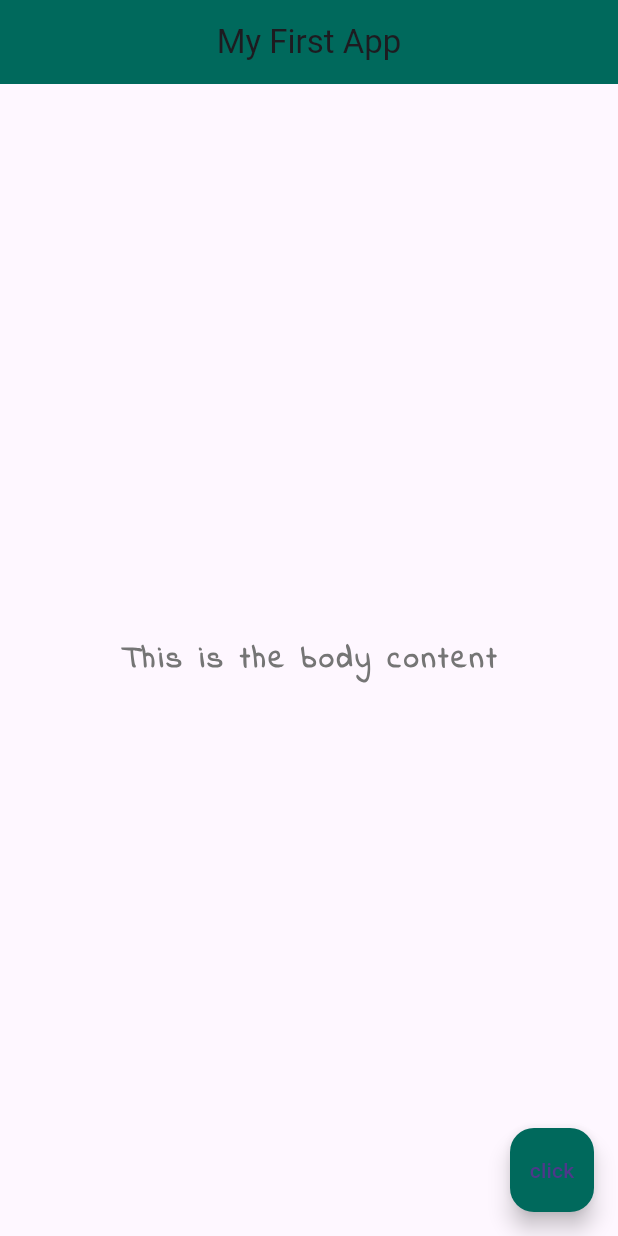
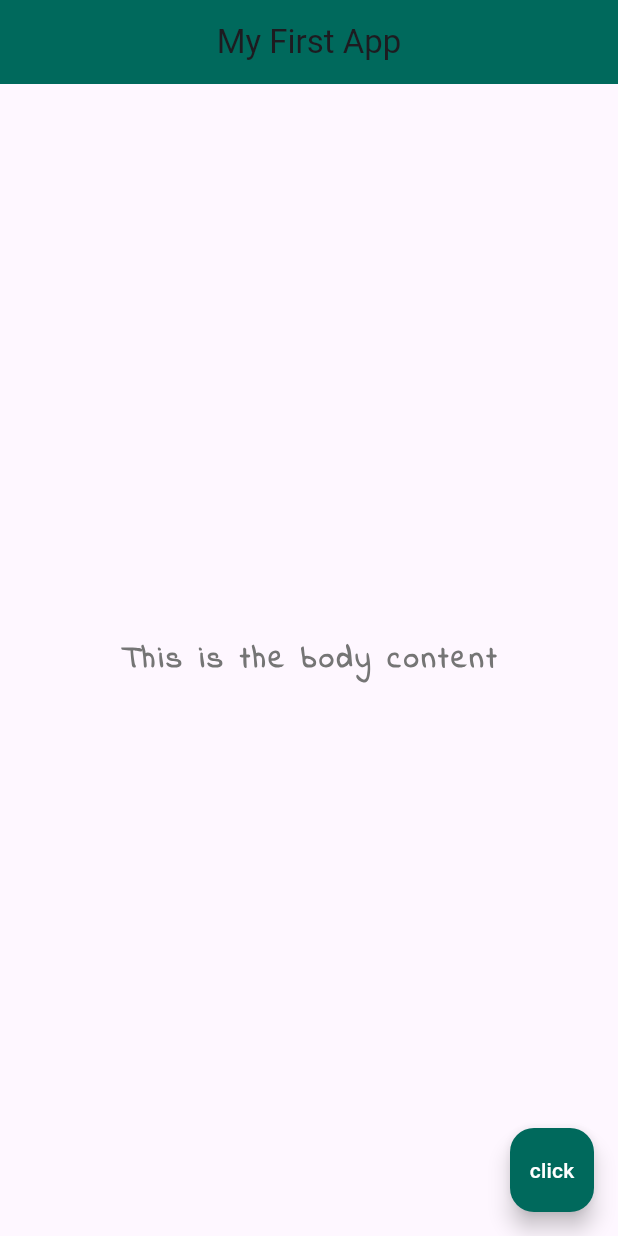
Before and after one commit to Gichunga/flutter-basics, a Flutter app: the screen it shows after launch, on a phone screen of 412 x 824 dp. Run offline on Flutter 3.47's test engine with Material 3 defaults, Android fonts, the phone set to English and light mode, and no system bars.

```diff
--- a/lib/main.dart
+++ b/lib/main.dart
@@ -1,9 +1,16 @@
 import 'package:flutter/material.dart';
 
-void main() => runApp(MaterialApp(
-  home: Scaffold(
+void main() => runApp(const MaterialApp(
+  home: Home(),
+));
+
+class Home extends StatelessWidget {
+  const Home({super.key});
+  @override
+  Widget build(BuildContext context) {
+    return Scaffold(
       appBar: AppBar(
-      title: Text("My First App"),
+        title: const Text("My First App"),
         centerTitle: true,
         backgroundColor: Colors.teal[800],
       ),
@@ -21,8 +28,14 @@ void main() => runApp(MaterialApp(
       ),
       floatingActionButton: FloatingActionButton(
         onPressed: () {  },
-      child: Text("click"),
         backgroundColor: Colors.teal[800],
+        child: const Text(
+          "click",
+          style: TextStyle(
+            color: Colors.white
           ),
         ),
-));
+      ),
+    );
+  }
+}
```
Lines whose indentation alone changed are shown as unchanged.
